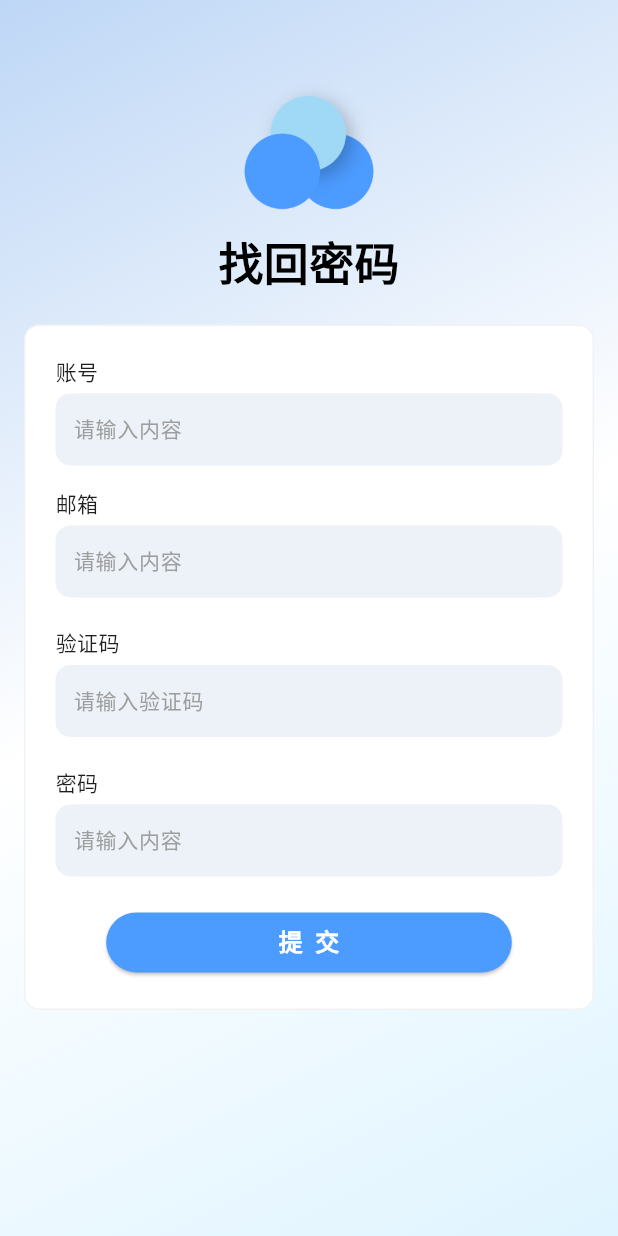
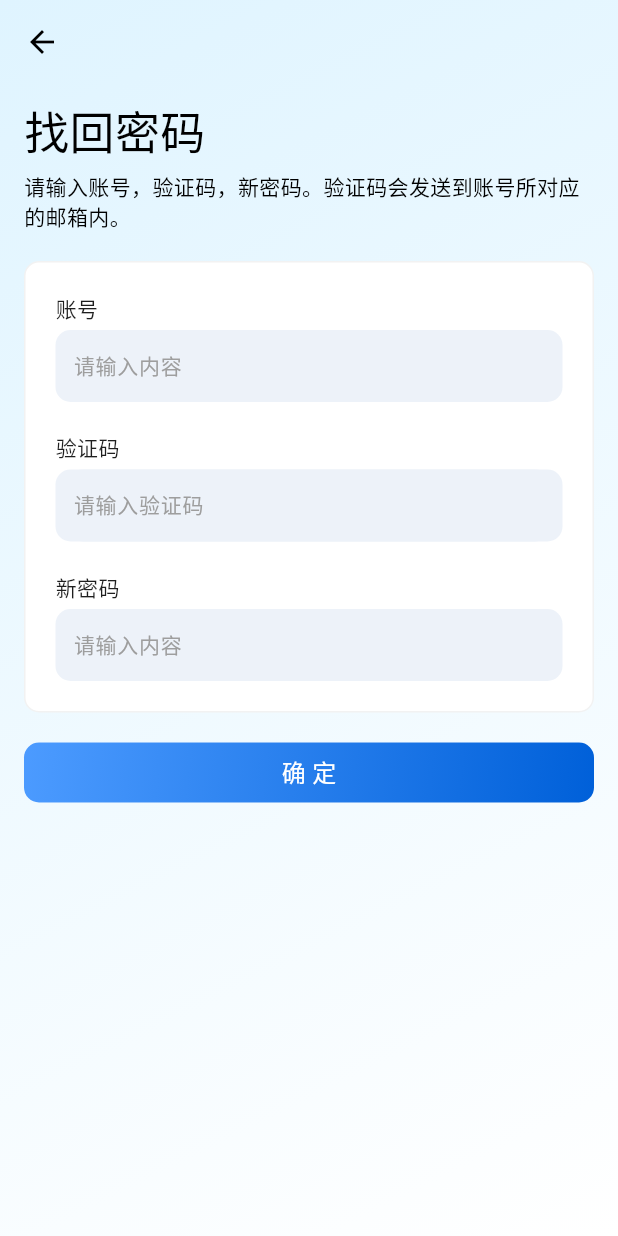
Before and after one commit to DWHengr/linyu_mobile, a Flutter app: the screen it shows after launch, after a tap on "忘记密码?", on a phone screen of 412 x 824 dp. Run offline on Flutter 3.47's test engine with Material 3 defaults, Android fonts, the phone set to English and light mode, and no system bars; our stand-ins replace audioplayers, cached_network_image, dio, flutter_local_notifications, flutter_slidable, fluttertoast and 6 more; missing offline and left inert: app_badge_plus, encrypt, flutter_pickers, mobile_scanner, pointycastle.

Commit message:
retrieve page optimization

```diff
--- a/lib/pages/password/retrieve/index.dart
+++ b/lib/pages/password/retrieve/index.dart
@@ -1,3 +1,5 @@
+import 'package:flutter/services.dart';
+import 'package:linyu_mobile/components/custom_button/index.dart';
 import 'package:linyu_mobile/components/custom_text_field/index.dart';
 import 'package:linyu_mobile/utils/getx_config/config.dart';
 import 'logic.dart';
@@ -12,42 +14,40 @@ class RetrievePassword extends CustomWidget<RetrievePasswordLogic> {
 
   @override
   Widget buildWidget(BuildContext context) {
-    final screenWidth = MediaQuery.of(context).size.width;
-    final screenHeight = MediaQuery.of(context).size.height;
-
-    return Scaffold(
-      resizeToAvoidBottomInset: false,
-      body: Container(
-        height: screenHeight,
-        decoration: const BoxDecoration(
+    return Container(
+      decoration: BoxDecoration(
         gradient: LinearGradient(
-            colors: [Color(0xFFBED7F6), Color(0xFFFFFFFF), Color(0xFFDFF4FF)],
+          colors: [theme.minorColor, const Color(0xFFFFFFFF)],
+          // 渐变颜色
           begin: Alignment.topLeft,
           end: Alignment.bottomRight,
         ),
       ),
-        child: SafeArea(
-          child: SingleChildScrollView(
-            child: Container(
-              height: screenHeight -
-                  MediaQuery.of(context).padding.top -
-                  MediaQuery.of(context).padding.bottom,
+      child: Scaffold(
+        backgroundColor: Colors.transparent,
+        resizeToAvoidBottomInset: false,
+        appBar: AppBar(
+          backgroundColor: Colors.transparent,
+          elevation: 0,
+          systemOverlayStyle: SystemUiOverlayStyle.dark,
+        ),
+        body: Container(
           padding: const EdgeInsets.symmetric(horizontal: 16.0),
           child: Column(
+            crossAxisAlignment: CrossAxisAlignment.start,
             children: [
-                  const Spacer(flex: 1),
-                  // Logo部分
-                  Image.asset(
-                    'assets/images/logo.png',
-                    height: screenWidth * 0.25,
-                    width: screenWidth * 0.25,
-                  ),
+              const SizedBox(height: 10.0),
               const Text(
                 "找回密码",
                 style: TextStyle(
                   fontSize: 30,
-                      fontWeight: FontWeight.w900,
+                  fontWeight: FontWeight.w500,
                 ),
+              ),
+              const SizedBox(height: 5.0),
+              const Text(
+                "请输入账号，验证码，新密码。验证码会发送到账号所对应的邮箱内。",
+                style: TextStyle(fontSize: 14),
               ),
               const SizedBox(height: 20.0),
               // 登录框部分
@@ -66,7 +66,7 @@ class RetrievePassword extends CustomWidget<RetrievePasswordLogic> {
                 ),
                 child: Column(
                   mainAxisSize: MainAxisSize.min,
-                      children: <Widget>[
+                  children: [
                     CustomTextField(
                       labelText: "账号",
                       controller: controller.accountController,
@@ -74,17 +74,13 @@ class RetrievePassword extends CustomWidget<RetrievePasswordLogic> {
                       suffix: Text('${controller.accountTextLength}/30'),
                       inputLimit: 30,
                     ),
-                        const SizedBox(height: 15.0),
-                        CustomTextField(
-                          labelText: "邮箱",
-                          controller: controller.mailController,
-                        ),
                     const SizedBox(height: 20.0),
                     CustomTextField(
                       labelText: '验证码',
                       hintText: "请输入验证码",
                       controller: controller.codeController,
-                          suffix: controller.mailController.text!=""?Row(
+                      suffix: controller.accountController.text != ""
+                          ? Row(
                               mainAxisSize: MainAxisSize.min,
                               children: [
                                 GestureDetector(
@@ -96,54 +92,38 @@ class RetrievePassword extends CustomWidget<RetrievePasswordLogic> {
                                     style: TextStyle(
                                       fontSize: 14,
                                       color: controller.countdownTime > 0
-                                        ? const Color.fromARGB(255, 183, 184, 195)
-                                        : const Color.fromARGB(255, 17, 132, 255),
+                                          ? const Color.fromARGB(
+                                              255, 183, 184, 195)
+                                          : const Color.fromARGB(
+                                              255, 17, 132, 255),
                                     ),
                                   ),
                                 ),
                                 const SizedBox(width: 8.0),
                               ],
-                          ):null,
+                            )
+                          : null,
                     ),
                     const SizedBox(height: 20.0),
                     CustomTextField(
-                          labelText: "密码",
+                      labelText: "新密码",
                       controller: controller.passwordController,
                       obscureText: true,
                       onChanged: controller.onPasswordTextChanged,
                       suffix: Text('${controller.passwordTextLength}/16'),
                       inputLimit: 16,
                     ),
-                        const SizedBox(height: 20.0),
-                        FractionallySizedBox(
-                          widthFactor: 0.8,
-                          child: ElevatedButton(
-                            // onPressed: ()=>controller.login(context),
-                            onPressed: controller.onSubmit,
-                            style: ElevatedButton.styleFrom(
-                              padding: const EdgeInsets.symmetric(
-                                horizontal: 5,
-                                vertical: 5,
-                              ),
-                              backgroundColor: const Color(0xFF4C9BFF),
-                              foregroundColor: Colors.white,
-                            ),
-                            child: const Text(
-                              "提  交",
-                              style: TextStyle(
-                                fontSize: 16,
-                                fontWeight: FontWeight.bold,
-                              ),
-                            ),
-                          ),
-                        )
                   ],
                 ),
               ),
-                  const Spacer(flex: 3),
+              const SizedBox(height: 20.0),
+              CustomButton(
+                text: "确 定",
+                onTap: controller.onSubmit,
+                width: MediaQuery.of(context).size.width,
+                type: 'gradient',
+              ),
             ],
-              ),
-            ),
           ),
         ),
       ),
```
Also changed, not shown: lib/api/user_api.dart (+11 -7 lines), lib/pages/password/retrieve/logic.dart (+5 -10 lines). Lines whose indentation alone changed are shown as unchanged.
